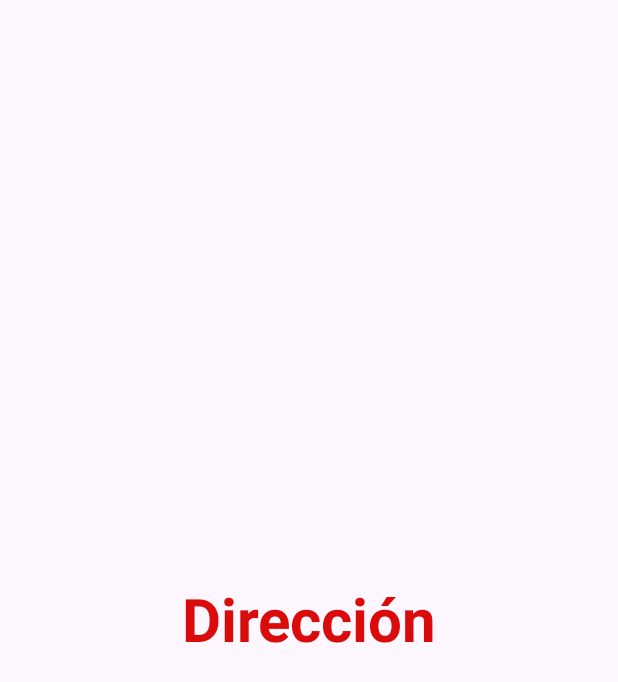
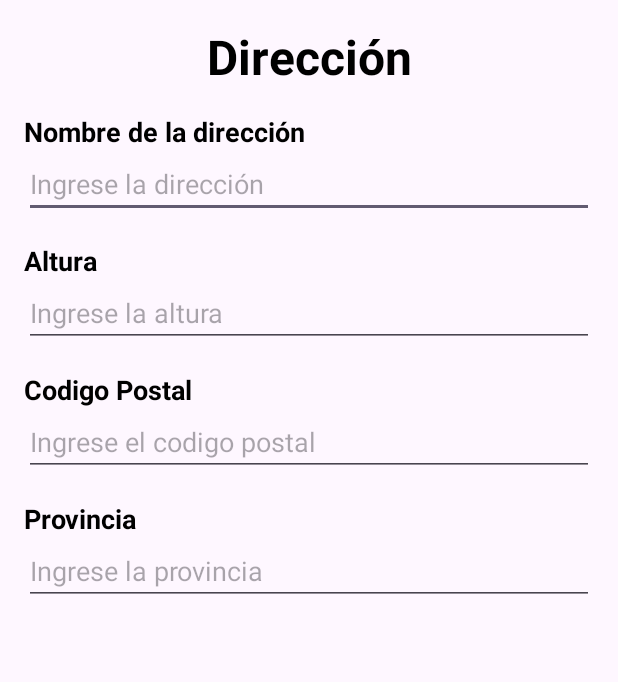
Before and after one commit to MatiaseRamirez/MyLogin, an Android app: the fragment AddresFragment shown on its own in the app's theme, on a phone screen of 412 x 824 dp. Shown: the top 682 px of the screen. Run offline under Robolectric (Android 15) with nearby library versions, the light colour scheme and no system bars.

Commit message:
agregado estilos basicos al fragment_addres.xml

```diff
--- a/app/src/main/java/mylogin/com/HomeActivity.kt
+++ b/app/src/main/java/mylogin/com/HomeActivity.kt
@@ -64,14 +64,14 @@ class HomeActivity : AppCompatActivity(), NavigationView.OnNavigationItemSelecte
                 replaceFragment(PhoneFragment())
             }
             R.id.nav_item_favorites -> {
-            replaceFragment(FavoritesFragment())
+                replaceFragment(FavoritesFragment())
             }
             R.id.nav_item_claims -> {
                 replaceFragment(ClaimsFragment())
             }
 
             R.id.nav_item_singoff -> {
-                Toast.makeText(this, "Cerrando Sesion", Toast.LENGTH_SHORT).show()
+                Toast.makeText(this, "Errand Session", Toast.LENGTH_SHORT).show()
                 val intent = Intent(this,MainActivity::class.java)
                 startActivity(intent)
             }
--- a/app/src/main/java/mylogin/com/fragments/AddresFragment.kt
+++ b/app/src/main/java/mylogin/com/fragments/AddresFragment.kt
@@ -6,6 +6,7 @@ import android.view.LayoutInflater
 import android.view.View
 import android.view.ViewGroup
 import mylogin.com.databinding.FragmentAddresBinding
+
 
 class AddresFragment : Fragment() {
 
--- a/app/src/main/res/layout/fragment_addres.xml
+++ b/app/src/main/res/layout/fragment_addres.xml
@@ -8,15 +8,123 @@
     tools:context=".fragments.AddresFragment">
 
     <TextView
+        android:id="@+id/direccion_header"
         android:layout_width="wrap_content"
         android:layout_height="wrap_content"
-        android:text="Dirección"
-        android:textSize="40dp"
-        android:textColor="@color/red"
+        android:text="@string/direccion_text"
+        android:textSize="32sp"
+        android:textColor="@android:color/black"
         android:textStyle="bold"
         app:layout_constraintTop_toTopOf="parent"
-        app:layout_constraintBottom_toBottomOf="parent"
-        app:layout_constraintRight_toRightOf="parent"
-        app:layout_constraintLeft_toLeftOf="parent"/>
+        app:layout_constraintStart_toStartOf="parent"
+        app:layout_constraintEnd_toEndOf="parent"
+        android:layout_marginTop="16dp"/>
+
+
+    <TextView
+        android:id="@+id/direccion_label"
+        android:layout_width="wrap_content"
+        android:layout_height="wrap_content"
+        android:text="@string/nombre_direccion_text"
+        android:textSize="18sp"
+        android:textColor="@android:color/black"
+        android:textStyle="bold"
+        app:layout_constraintTop_toBottomOf="@id/direccion_header"
+        app:layout_constraintStart_toStartOf="parent"
+        android:layout_marginTop="16dp"
+        android:layout_marginStart="16dp"/>
+
+    <EditText
+        android:id="@+id/direccion_input"
+        android:layout_width="0dp"
+        android:layout_height="wrap_content"
+        android:hint="@string/hint_direccion"
+        android:inputType="text"
+        android:autofillHints="streetAddress"
+        app:layout_constraintTop_toBottomOf="@id/direccion_label"
+        app:layout_constraintStart_toStartOf="parent"
+        app:layout_constraintEnd_toEndOf="parent"
+        android:layout_marginStart="16dp"
+        android:layout_marginEnd="16dp"/>
+
+
+    <TextView
+        android:id="@+id/altura_label"
+        android:layout_width="wrap_content"
+        android:layout_height="wrap_content"
+        android:text="@string/altura_text"
+        android:textSize="18sp"
+        android:textColor="@android:color/black"
+        android:textStyle="bold"
+        app:layout_constraintTop_toBottomOf="@id/direccion_input"
+        app:layout_constraintStart_toStartOf="parent"
+        android:layout_marginTop="16dp"
+        android:layout_marginStart="16dp"/>
+
+    <EditText
+        android:id="@+id/altura_input"
+        android:layout_width="0dp"
+        android:layout_height="wrap_content"
+        android:hint="@string/hint_altura"
+        android:inputType="number"
+        android:autofillHints="streetHeight"
+        app:layout_constraintTop_toBottomOf="@id/altura_label"
+        app:layout_constraintStart_toStartOf="parent"
+        app:layout_constraintEnd_toEndOf="parent"
+        android:layout_marginStart="16dp"
+        android:layout_marginEnd="16dp"/>
+
+    <TextView
+        android:id="@+id/codigo_postal_label"
+        android:layout_width="wrap_content"
+        android:layout_height="wrap_content"
+        android:text="@string/cp_text"
+        android:textSize="18sp"
+        android:textColor="@android:color/black"
+        android:textStyle="bold"
+        app:layout_constraintTop_toBottomOf="@id/altura_input"
+        app:layout_constraintStart_toStartOf="parent"
+        android:layout_marginTop="16dp"
+        android:layout_marginStart="16dp"/>
+
+    <EditText
+        android:id="@+id/codigo_postal_input"
+        android:layout_width="0dp"
+        android:layout_height="wrap_content"
+        android:hint="@string/hint_cp"
+        android:inputType="number"
+        android:autofillHints="zipCode"
+        app:layout_constraintTop_toBottomOf="@id/codigo_postal_label"
+        app:layout_constraintStart_toStartOf="parent"
+        app:layout_constraintEnd_toEndOf="parent"
+        android:layout_marginStart="16dp"
+        android:layout_marginEnd="16dp"/>
+
+    <TextView
+        android:id="@+id/provincia_label"
+        android:layout_width="wrap_content"
+        android:layout_height="wrap_content"
+        android:text="@string/provincia_text"
+        android:textSize="18sp"
+        android:textColor="@android:color/black"
+        android:textStyle="bold"
+        app:layout_constraintTop_toBottomOf="@id/codigo_postal_input"
+        app:layout_constraintStart_toStartOf="parent"
+        android:layout_marginTop="16dp"
+        android:layout_marginStart="16dp"/>
+
+    <EditText
+        android:id="@+id/provincia_input"
+        android:layout_width="0dp"
+        android:layout_height="wrap_content"
+        android:hint="@string/hint_provincia"
+        android:inputType="text"
+        android:autofillHints="province_Addres"
+        app:layout_constraintTop_toBottomOf="@id/provincia_label"
+        app:layout_constraintStart_toStartOf="parent"
+        app:layout_constraintEnd_toEndOf="parent"
+        android:layout_marginStart="16dp"
+        android:layout_marginEnd="16dp"/>
+
 
 </androidx.constraintlayout.widget.ConstraintLayout>
--- a/app/src/main/res/layout/fragment_card.xml
+++ b/app/src/main/res/layout/fragment_card.xml
@@ -8,7 +8,7 @@
     <TextView
         android:layout_width="match_parent"
         android:layout_height="wrap_content"
-        android:text="Mis Tarjeras"
+        android:text="Mis Tarjetas"
         android:textSize="40sp"
         android:textAlignment="center"
         android:textStyle="bold"
--- a/app/src/main/res/values/strings.xml
+++ b/app/src/main/res/values/strings.xml
@@ -8,4 +8,18 @@
     <string name="nav_drawer_home_open">Open</string>
     <string name="nav_drawer_home_close">Close</string>
 
+    <string name="direccion_text">Dirección</string>
+    <string name="nombre_direccion_text">Nombre de la dirección</string>
+    <string name="hint_direccion">Ingrese la dirección</string>
+    <string name="altura_text">Altura</string>
+    <string name="hint_altura">Ingrese la altura</string>
+    <string name="cp_text">Codigo Postal</string>
+    <string name="hint_cp">Ingrese el codigo postal</string>
+    <string name="provincia_text">Provincia</string>
+    <string name="hint_provincia">Ingrese la provincia</string>
+
+
+
+
+
 </resources>
```
